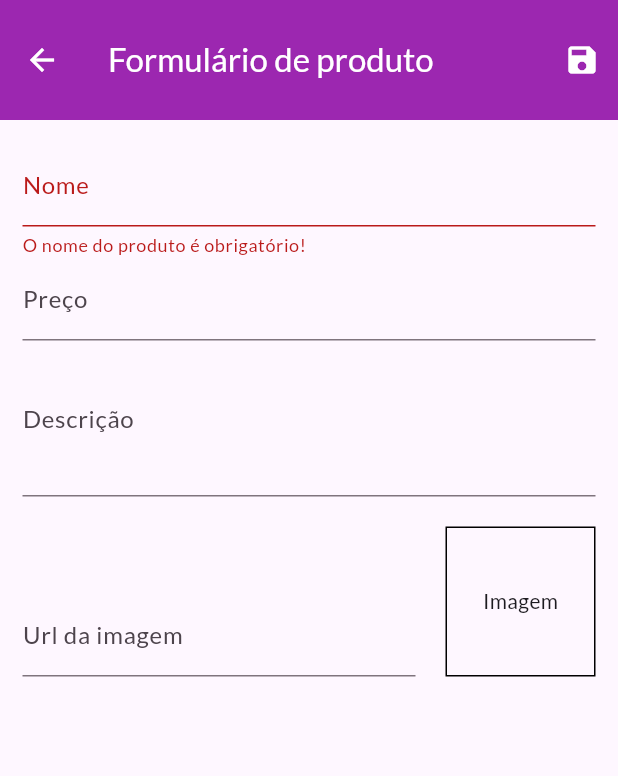
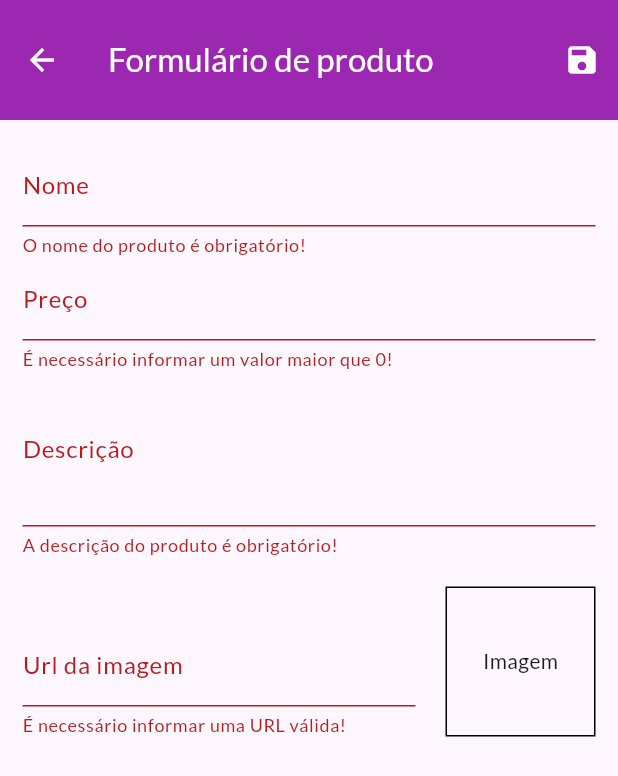
Before and after one commit to pedropaulinopires/Flutter_Projetos, a Flutter app: the ProductFormPage screen opened by its route, after a tap on the "save" icon, on a phone screen of 412 x 824 dp. Shown: the top 776 px of the screen. Run offline on Flutter 3.47's test engine with Material 3 defaults, Android fonts, the light colour scheme and no system bars; our stand-ins replace rive; network calls fail.

Commit message:
Finalizado o crud

```diff
--- a/shop/lib/main.dart
+++ b/shop/lib/main.dart
@@ -74,7 +74,9 @@ class MyApp extends StatelessWidget {
           } else if (settings.name == AppRoutes.products) {
             return _createRoute(const ProductsPage());
           } else if (settings.name == AppRoutes.productForm) {
-            return _createRoute(const ProductFormPage());
+            return _createRoute(ProductFormPage(
+              product: settings.arguments as Product?,
+            ));
           }
           return _createRoute(const ProductsOverviewPage());
         },
--- a/shop/lib/pages/product_form_page.dart
+++ b/shop/lib/pages/product_form_page.dart
@@ -1,11 +1,13 @@
 import 'dart:math';
 
 import 'package:flutter/material.dart';
+import 'package:provider/provider.dart';
 import 'package:shop/models/product.dart';
+import 'package:shop/providers/product_list_provider.dart';
 
 class ProductFormPage extends StatefulWidget {
-  const ProductFormPage({super.key});
-
+  const ProductFormPage({super.key, this.product});
+  final Product? product;
   @override
   State<ProductFormPage> createState() => _ProductFormPageState();
 }
@@ -22,6 +24,15 @@ class _ProductFormPageState extends State<ProductFormPage> {
   void initState() {
     super.initState();
     _urlFocus.addListener(setImage);
+    if(_formData.isEmpty && widget.product != null){
+      _formData['id'] = widget.product!.id;
+      _formData['title'] = widget.product!.title;
+      _formData['price'] = widget.product!.price;
+      _formData['description'] = widget.product!.description;
+      _formData['imageUrl'] = widget.product!.imageUrl;
+      _formData['isFavorite'] = widget.product!.isFavorite;
+      _urlController.text = _formData['imageUrl'] as String;
+    }
   }
 
   @override
@@ -45,13 +56,15 @@ class _ProductFormPageState extends State<ProductFormPage> {
     }
 
     _formKey.currentState?.save();
-    var newProduct = Product(
-      id: Random().nextDouble().toString(),
-      title: _formData['title'] as String,
-      description: _formData['description'] as String,
-      price: _formData['price'] as double,
-      imageUrl: _formData['imageUrl'] as String,
-    );
+
+    Provider.of<ProductListProvider>(context, listen: false)
+        .saveProduct(_formData);
+    Navigator.of(context).pop();
+  }
+
+  bool validateImgUrl(String url) {
+    final urlValid = Uri.tryParse(url)?.hasAbsolutePath ?? false;
+    return urlValid;
   }
 
   @override
@@ -68,6 +81,7 @@ class _ProductFormPageState extends State<ProductFormPage> {
           child: ListView(
             children: [
               TextFormField(
+                initialValue: _formData['title']?.toString(),
                 decoration: const InputDecoration(label: Text('Nome')),
                 textInputAction: TextInputAction.next,
                 onFieldSubmitted: (_) =>
@@ -83,6 +97,7 @@ class _ProductFormPageState extends State<ProductFormPage> {
                 },
               ),
               TextFormField(
+                initialValue: _formData['price']?.toString(),
                 decoration: const InputDecoration(label: Text('Preço')),
                 keyboardType:
                     const TextInputType.numberWithOptions(decimal: true),
@@ -92,20 +107,38 @@ class _ProductFormPageState extends State<ProductFormPage> {
                     FocusScope.of(context).requestFocus(_descriptionFocus),
                 onSaved: (price) =>
                     _formData['price'] = double.parse(price ?? '0'),
+                validator: (_price) {
+                  final price = double.tryParse(_price ?? '0');
+
+                  if (price == null || price < 0) {
+                    return 'É necessário informar um valor maior que 0!';
+                  }
+                  return null;
+                },
               ),
               TextFormField(
+                initialValue: _formData['description']?.toString(),
                 decoration: const InputDecoration(label: Text('Descrição')),
                 focusNode: _descriptionFocus,
                 keyboardType: TextInputType.multiline,
                 maxLines: 3,
                 onSaved: (description) =>
                     _formData['description'] = description ?? '',
+                validator: (value) {
+                  if (value == null || value.isEmpty) {
+                    return 'A descrição do produto é obrigatório!';
+                  } else if (value.length < 10) {
+                    return 'A descrição do produto teve conter no mínimo 10 caracteres!';
+                  }
+                  return null;
+                },
               ),
               Row(
                 crossAxisAlignment: CrossAxisAlignment.end,
                 children: [
                   Expanded(
                     child: TextFormField(
+                      // initialValue: _formData['imageUrl']?.toString(),
                       decoration:
                           const InputDecoration(label: Text('Url da imagem')),
                       focusNode: _urlFocus,
@@ -114,6 +147,13 @@ class _ProductFormPageState extends State<ProductFormPage> {
                       onSaved: (imageUrl) =>
                           _formData['imageUrl'] = imageUrl ?? '',
                       onFieldSubmitted: (_) => _submit(),
+                      validator: (_urlImage) {
+                        final urlImage = _urlImage ?? '';
+                        if (!validateImgUrl(urlImage)) {
+                          return 'É necessário informar uma URL válida!';
+                        }
+                        return null;
+                      },
                     ),
                   ),
                   Container(
```
Also changed, not shown: shop/lib/components/cart_item_widget.dart (+9 -21 lines), shop/lib/components/product_item.dart (+32 -2 lines), shop/lib/providers/product_list_provider.dart (+30 -0 lines).
